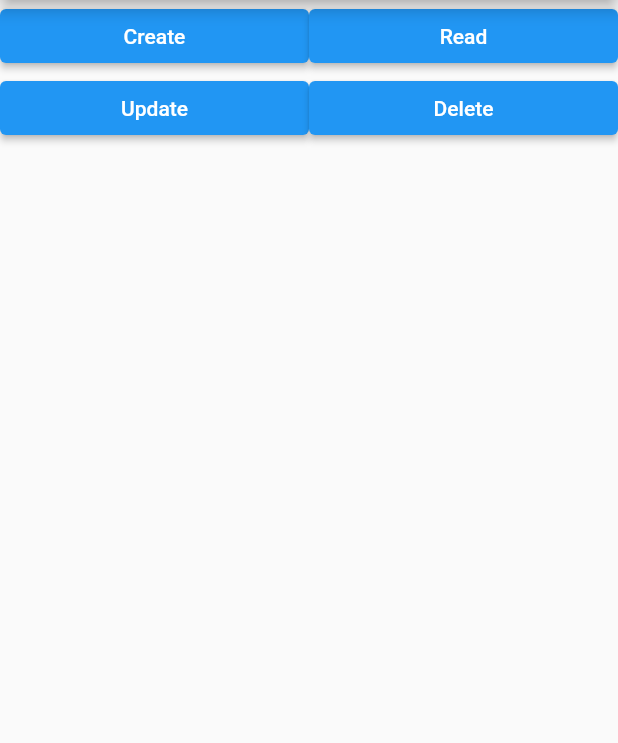
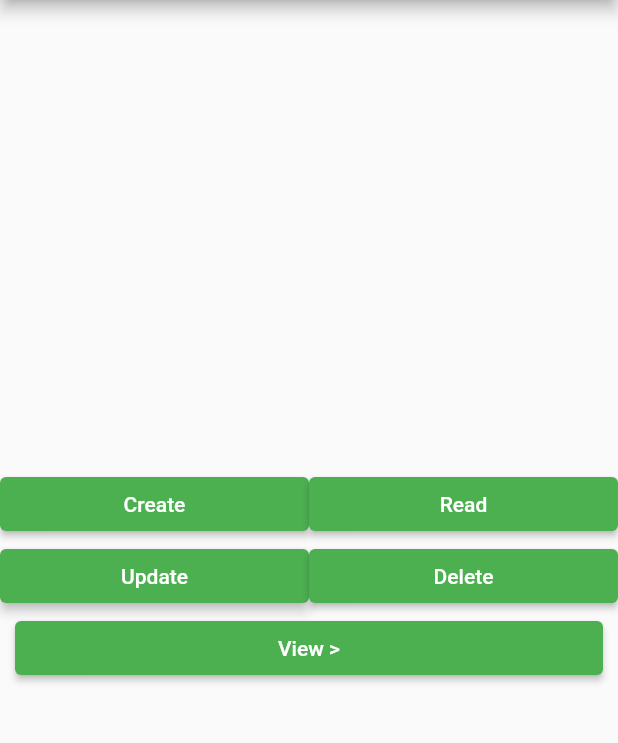
Before and after one commit to DeepeshKalura/HiveLearningDemo, a Flutter app: the screen it shows after launch, after a tap on "Create", on a phone screen of 412 x 824 dp, the part 84-827 px from its top. Run offline on Flutter 3.47's test engine with Material 2 defaults, Android fonts, the phone set to English and light mode, and no system bars; our stand-ins replace hive_flutter; accounts and stored records are empty.

Commit message:
Make The Important functions
The Previous commit task Now completed
I have just implemented Crud operation in the app

Now, I have to make the next screen UI

```diff
--- a/lib/main.dart
+++ b/lib/main.dart
@@ -32,17 +32,66 @@ class MyHomePage extends StatefulWidget {
 }
 
 class _MyHomePageState extends State<MyHomePage> {
-  Box? student;
-
   @override
   void initState() {
     super.initState();
-    openingBox();
   }
 
-  openingBox() async {
-    student = await Hive.openBox('student');
+  Future<String> storingBox(int studentId, Map<String, String> about) async {
+    String response = 'UnSuccessful';
+    try {
+      var student = await Hive.openBox<Map<String, String>>('student');
+
+      student.put(studentId, about);
+
+      response = 'Successful';
+    } catch (e) {
+      response = e.toString();
+    }
+    return response;
   }
+
+  Future<String> readingBox(int studentId) async {
+    String response = 'UnSuccessful';
+    try {
+      var student = await Hive.openBox<Map<String, String>>('student');
+
+      response = student.get(studentId).toString();
+    } catch (e) {
+      response = e.toString();
+    }
+    return response;
+  }
+
+  Future<String> updatingBox(int studentId, Map<String, String> about) async {
+    String response = 'UnSuccessful';
+    try {
+      var student = await Hive.openBox<Map<String, String>>('student');
+
+      student.put(studentId, about);
+
+      response = 'Successful';
+    } catch (e) {
+      response = e.toString();
+    }
+    return response;
+  }
+
+  Future<String> deletingBox(int studentId) async {
+    String response = 'UnSuccessful';
+    try {
+      var student = await Hive.openBox<Map<String, String>>('student');
+
+      student.delete(studentId);
+
+      response = 'Successful';
+    } catch (e) {
+      response = e.toString();
+    }
+    return response;
+  }
+
+  // CRUD Operations functi
 
   @override
   Widget build(BuildContext context) {
@@ -52,18 +101,33 @@ class _MyHomePageState extends State<MyHomePage> {
           title: const Text('Hive Demo 1'),
         ),
         body: Column(
+          mainAxisAlignment: MainAxisAlignment.center,
           children: [
             Row(
               children: [
                 Expanded(
                   child: ElevatedButton(
-                    onPressed: () {},
+                    style: ButtonStyle(
+                      backgroundColor: MaterialStateProperty.all(Colors.green),
+                    ),
+                    onPressed: () {
+                      storingBox(1, {
+                        'name': 'John',
+                        'age': '20',
+                        'address': 'USA',
+                      });
+                    },
                     child: const Text('Create'),
                   ),
                 ),
                 Expanded(
                   child: ElevatedButton(
-                    onPressed: () {},
+                    style: ButtonStyle(
+                      backgroundColor: MaterialStateProperty.all(Colors.green),
+                    ),
+                    onPressed: () {
+                      readingBox(1);
+                    },
                     child: const Text('Read'),
                   ),
                 ),
@@ -73,21 +137,91 @@ class _MyHomePageState extends State<MyHomePage> {
               children: [
                 Expanded(
                   child: ElevatedButton(
-                    onPressed: () {},
+                    style: ButtonStyle(
+                      backgroundColor: MaterialStateProperty.all(Colors.green),
+                      elevation: MaterialStateProperty.all(3),
+                    ),
+                    onPressed: () {
+                      updatingBox(1, {
+                        'name': 'John',
+                        'age': '20',
+                        'address': 'USA',
+                      });
+                    },
                     child: const Text('Update'),
                   ),
                 ),
                 Expanded(
                   child: ElevatedButton(
-                    onPressed: () {},
+                    style: ButtonStyle(
+                      backgroundColor: MaterialStateProperty.all(Colors.green),
+                    ),
+                    onPressed: () {
+                      deletingBox(1);
+                    },
                     child: const Text('Delete'),
                   ),
                 ),
               ],
-            )
+            ),
+            Row(
+              children: [
+                const SizedBox(
+                  width: 10,
+                ),
+                Expanded(
+                  child: ElevatedButton(
+                    style: ButtonStyle(
+                      backgroundColor: MaterialStateProperty.all(Colors.green),
+                    ),
+                    onPressed: () {},
+                    child: const Text("View >"),
+                  ),
+                ),
+                const SizedBox(
+                  width: 10,
+                ),
+              ],
+            ),
           ],
         ),
       ),
     );
   }
 }
+
+class ViewScreen extends StatelessWidget {
+  const ViewScreen({super.key});
+
+  @override
+  Widget build(BuildContext context) {
+    return Scaffold(
+      appBar: AppBar(
+        title: const Text('View Screen'),
+      ),
+      body: Column(
+        children: [
+          Row(
+            children: [
+              const SizedBox(
+                width: 10,
+              ),
+              Expanded(
+                child: ElevatedButton(
+                  style: ButtonStyle(
+                    backgroundColor: MaterialStateProperty.all(Colors.green),
+                  ),
+                  onPressed: () {},
+                  child: const Text("View >"),
+                ),
+              ),
+              const SizedBox(
+                width: 10,
+              ),
+            ],
+          ),
+        ],
+      ),
+    );
+  }
+}
```
